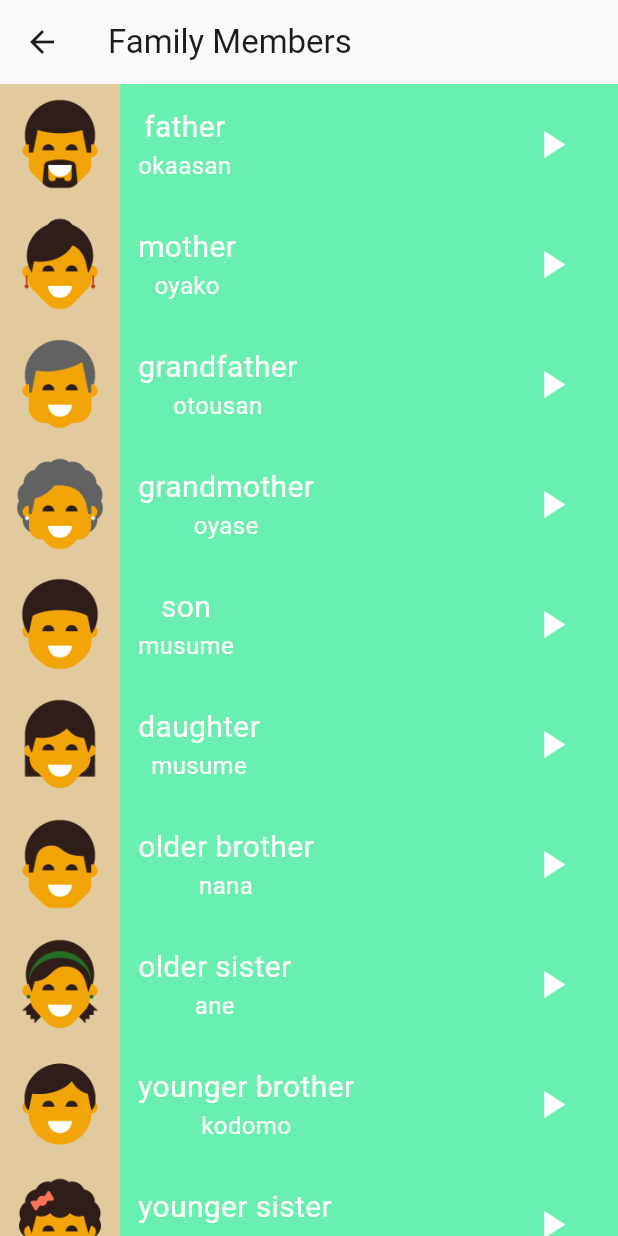
After one commit to its4nas/Japanese-Learning-App, a Flutter app: the screen it shows after launch, after a tap on "Family Members", on a phone screen of 412 x 824 dp. The commit adds this screen. Run offline on Flutter 3.47's test engine with Material 3 defaults, Android fonts, the phone set to English and light mode, and no system bars; our stand-ins replace just_audio.

Commit message:
add family members to program

```diff
--- a/lib/components/number_item.dart
+++ b/lib/components/list_item.dart
@@ -1,22 +1,27 @@
 import 'package:flutter/material.dart';
 import 'package:just_audio/just_audio.dart';
-import '../models/number.dart';
+import '../models/item.dart';
 
-class NumberItem extends StatelessWidget {
-  const NumberItem({super.key, required this.number});
+class ListItem extends StatelessWidget {
+  const ListItem({super.key, required this.item, required this.color});
 
-  final Number number;
+  final Item item;
+  final Color color;
+
+  String getSoundPath() {
+    return 'assets/sounds/${item.type}/${item.soundName}';
+  }
 
   @override
   Widget build(BuildContext context) {
     return Container(
       height: 80,
-      color: Colors.orange,
+      color: color,
       child: Row(
         children: [
           Container(
             color: const Color.fromARGB(255, 225, 202, 158),
-            child: Image.asset(number.imagePath),
+            child: Image.asset(item.imagePath),
           ),
           Padding(
             padding: const EdgeInsets.only(left: 12.0),
@@ -24,11 +29,11 @@ class NumberItem extends StatelessWidget {
               mainAxisAlignment: MainAxisAlignment.center,
               children: [
                 Text(
-                  number.englishWord,
+                  item.englishWord,
                   style: const TextStyle(color: Colors.white, fontSize: 20),
                 ),
                 Text(
-                  number.japaneseWord,
+                  item.japaneseWord,
                   style: const TextStyle(color: Colors.white, fontSize: 16),
                 ),
               ],
@@ -41,13 +46,13 @@ class NumberItem extends StatelessWidget {
             onPressed: () async {
     final player = AudioPlayer();
     try {
-    if (number.soundName == null) {
+    if (item.soundName == null) {
     throw Exception("Sound name is null");
     }
-    String assetPath = 'assets/sounds/numbers/${number.soundName}';
+    String assetPath = getSoundPath();
     print("Setting asset to: $assetPath");
     await player.setAsset(assetPath);
-    print("Playing sound: ${number.soundName}");
+    print("Playing sound: ${item.soundName}");
     await player.play();
     } catch (ex) {
     print("Error: $ex");
--- a/lib/models/number.dart
+++ b/lib/models/item.dart
@@ -1,14 +1,16 @@
-class Number
+class Item
 {
   final String imagePath;
   final String englishWord;
   final String japaneseWord;
   final String soundName;
+  final String type;
 
-  const Number({
+  const Item({
     required this.imagePath,
     required this.englishWord,
     required this.japaneseWord,
     required this.soundName,
+    required this.type,
   });
 }
--- /dev/null
+++ b/lib/screens/family_members_page.dart
@@ -0,0 +1,98 @@
+import 'package:flutter/material.dart';
+import '../models/item.dart';
+import '../components/list_item.dart';
+
+
+class FamilyMembersPage extends StatelessWidget {
+  const FamilyMembersPage({super.key});
+
+  final List<Item> familyMembers = const [
+    Item(
+      englishWord: 'father',
+      japaneseWord: 'okaasan',
+      imagePath: 'assets/images/family_members/family_father.png',
+      soundName: 'father.wav',
+      type: 'family_members',
+    ),
+    Item(
+      englishWord: 'mother',
+      japaneseWord: 'oyako',
+      imagePath: 'assets/images/family_members/family_mother.png',
+      soundName: 'mother.wav',
+      type: 'family_members',
+    ),
+    Item(
+      englishWord: 'grandfather',
+      japaneseWord: 'otousan',
+      imagePath: 'assets/images/family_members/family_grandfather.png',
+      soundName: 'grand_father.wav',
+      type: 'family_members',
+    ),
+    Item(
+      englishWord: 'grandmother',
+      japaneseWord: 'oyase',
+      imagePath: 'assets/images/family_members/family_grandmother.png',
+      soundName: 'grand_mother.wav',
+      type: 'family_members',
+    ),
+    Item(
+      englishWord: 'son',
+      japaneseWord: 'musume',
+      imagePath: 'assets/images/family_members/family_son.png',
+      soundName: 'son.wav',
+      type: 'family_members',
+    ),
+    Item(
+      englishWord: 'daughter',
+      japaneseWord: 'musume',
+      imagePath: 'assets/images/family_members/family_daughter.png',
+      soundName: 'daughter.wav',
+      type: 'family_members',
+    ),
+    Item(
+      englishWord: 'older brother',
+      japaneseWord: 'nana',
+      imagePath: 'assets/images/family_members/family_older_brother.png',
+      soundName: 'older_bother.wav',
+      type: 'family_members',
+    ),
+    Item(
+      englishWord: 'older sister',
+      japaneseWord: 'ane',
+      imagePath: 'assets/images/family_members/family_older_sister.png',
+      soundName: 'older_sister.wav',
+      type: 'family_members',
+    ),
+    Item(
+      englishWord: 'younger brother',
+      japaneseWord: 'kodomo',
+      imagePath: 'assets/images/family_members/family_younger_brother.png',
+      soundName: 'younger_brohter.wav',
+      type: 'family_members',
+    ),
+    Item(
+      englishWord: 'younger sister',
+      japaneseWord: 'kodomo',
+      imagePath: 'assets/images/family_members/family_younger_sister.png',
+      soundName: 'younger_sister.wav',
+      type: 'family_members',
+    ),
+
+
+  ];
+
+  @override
+  Widget build(BuildContext context) {
+    return Scaffold(
+      appBar: AppBar(
+        title: const Text('Family Members'),
+      ),
+      body: ListView.builder(
+        itemCount: familyMembers.length,
+        itemBuilder: (context, index) {
+          return ListItem(item: familyMembers[index], color: Colors.greenAccent);
+        },
+      ),
+    );
+  }
+}
--- a/lib/screens/home_page.dart
+++ b/lib/screens/home_page.dart
@@ -1,6 +1,7 @@
 import 'package:flutter/material.dart';
 import '../components/category_item.dart';
 import 'numbers_page.dart';
+import 'family_members_page.dart';
 
 class HomePage extends StatelessWidget {
   const HomePage({super.key});
@@ -20,28 +21,30 @@ class HomePage extends StatelessWidget {
                 builder: (context) => const NumbersPage(),
               ));
             },
-            text: "text",
+            text: "Numbers",
             color: Color.fromARGB(255, 14, 94, 14),
           ),
           Category(
             onTap: () {
-              print("Category 2 tapped");
+              Navigator.push(context, MaterialPageRoute(
+                builder: (context) => const FamilyMembersPage(),
+              ));
             },
-            text: "text2",
+            text: "Family Members",
             color: Color.fromARGB(255, 14, 66, 94),
           ),
           Category(
             onTap: () {
               print("Category 3 tapped");
             },
-            text: "text3",
+            text: "Colors",
             color: Color.fromARGB(255, 43, 14, 94),
           ),
           Category(
             onTap: () {
               print("Category 4 tapped");
             },
-            text: "text4",
+            text: "Phrases",
             color: Color.fromARGB(255, 94, 14, 82),
           ),
         ],
--- a/pubspec.yaml
+++ b/pubspec.yaml
@@ -62,7 +62,8 @@ flutter:
   assets:
     - assets/images/numbers/
     # - assets/sounds/numbers/number_one_sound.mp3
-    # - assets/images/family_members/
+    - assets/images/family_members/
+    - assets/sounds/family_members/
     - assets/sounds/numbers/
     - assets/sounds/colors/
 
```
Also changed, not shown: lib/screens/numbers_page.dart (+24 -15 lines), 12 other files.
